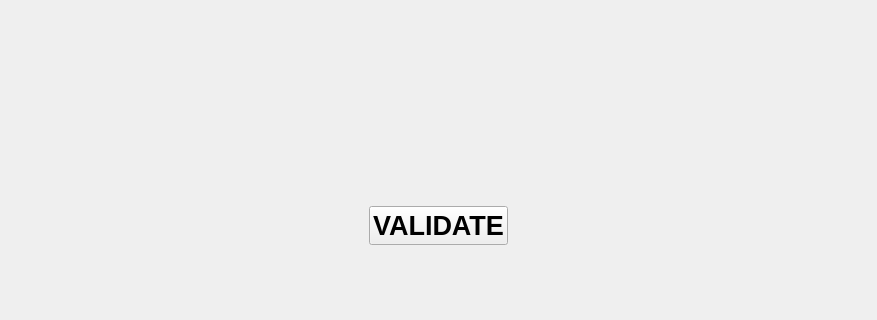
Qt form keybuilder/licensewidget.ui (QtWorks/keymanager) before a commit; both pictures show x 0 to 877 and y 215 to 535 of the 877 by 535 pixel window.
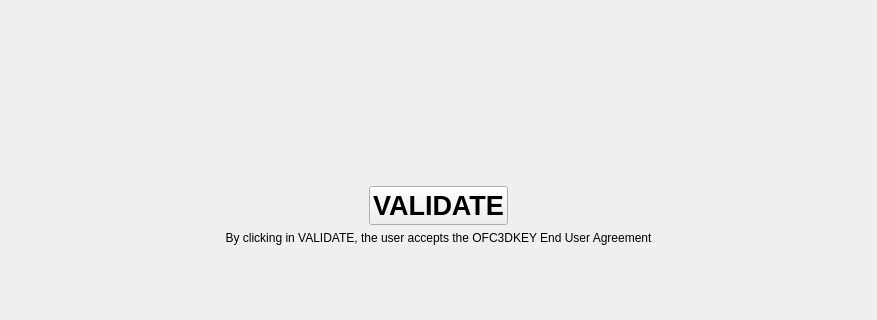
The same form after that commit. Custom widgets are drawn as their Qt base class.

```diff
--- a/keybuilder/licensewidget.ui
+++ b/keybuilder/licensewidget.ui
@@ -156,7 +156,7 @@
      </item>
     </layout>
    </item>
-   <item row="10" column="0">
+   <item row="11" column="0">
     <spacer name="verticalSpacer_2">
      <property name="orientation">
       <enum>Qt::Vertical</enum>
@@ -193,6 +193,16 @@
      </property>
     </widget>
    </item>
+   <item row="10" column="0">
+    <widget class="QLabel" name="label_2">
+     <property name="text">
+      <string>By clicking in VALIDATE, the user accepts the OFC3DKEY End User Agreement</string>
+     </property>
+     <property name="alignment">
+      <set>Qt::AlignCenter</set>
+     </property>
+    </widget>
+   </item>
   </layout>
  </widget>
  <customwidgets>
```
Left out of the diff: 78 changed lines with no effect on the pictures.
